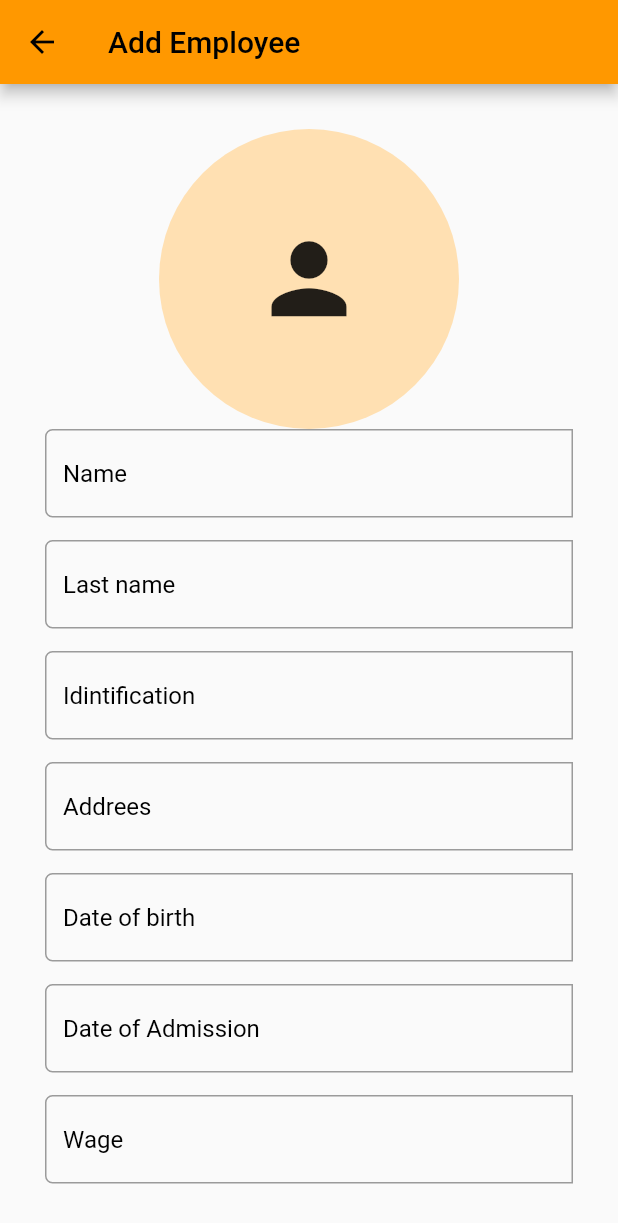
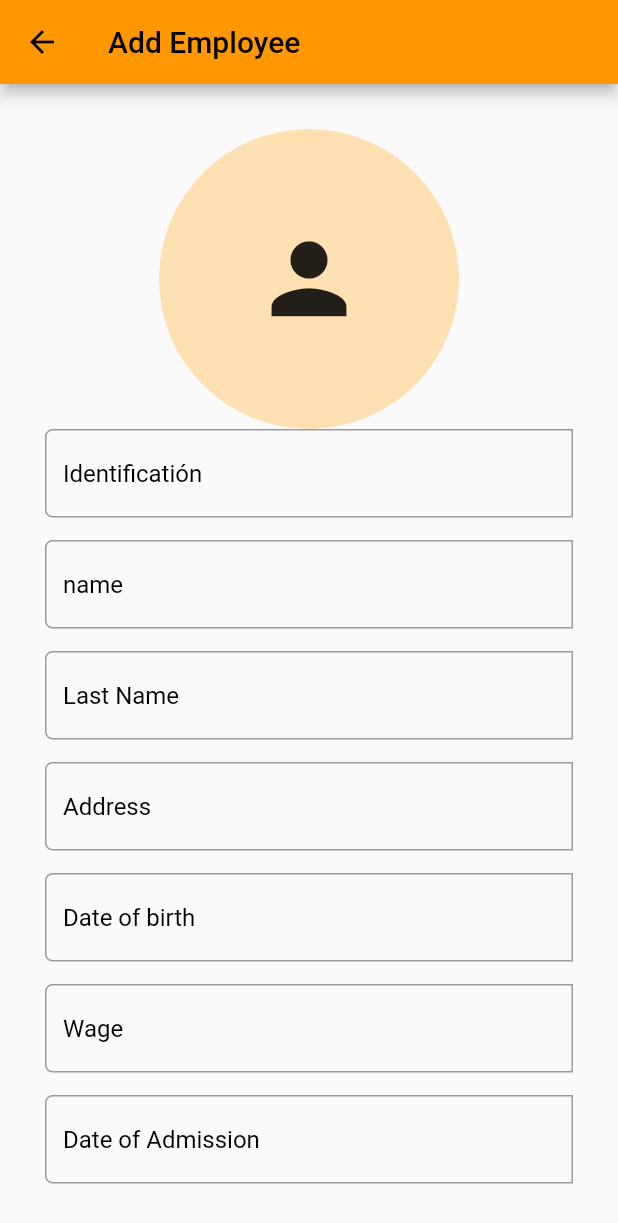
Before and after one commit to cripiii25/Final_app, a Flutter app: the screen it shows after launch, after a tap on the "person add" icon, on a phone screen of 412 x 824 dp. Shown: the top 1223 px of the screen. Run offline on Flutter 3.47's test engine with Material 2 defaults, Android fonts, the phone set to English and light mode, and no system bars; network calls fail; key blocks and very long unbroken strings in the code were emptied for the run.

```diff
--- a/lib/add_person.dart
+++ b/lib/add_person.dart
@@ -16,7 +16,7 @@ class _AddPersonState extends State<AddPerson> {
   var textEditingControllerLastName = TextEditingController();
   var textEditingControllerId = TextEditingController();
   var textEditingControllerAddress = TextEditingController();
-  var textEditingControllerDateOfBirth= TextEditingController();
+  var textEditingControllerDateOfBirth = TextEditingController();
   var textEditingControllerDateOfAdmission = TextEditingController();
   var textEditingControllerWage = TextEditingController();
 
@@ -31,58 +31,53 @@ class _AddPersonState extends State<AddPerson> {
         child: ListView(
           children: [
             CircleAvatar(
-              child: Icon(Icons.person, size: 75.0,),
+              child: Icon(
+                Icons.person,
+                size: 75.0,
+              ),
               maxRadius: 100.0,
+            ),
+            TextField(
+                controller: textEditingControllerId,
+                decoration: const InputDecoration(
+                    hintText: 'Identificatión',
+                    hintStyle: TextStyle(color: Colors.black),
+                    border: OutlineInputBorder(
+                        borderRadius: BorderRadius.horizontal(
+                            left: Radius.circular(5.0))))),
+            const SizedBox(
+              height: 15.0,
             ),
             TextField(
                 controller: textEditingControllerName,
                 decoration: const InputDecoration(
-                hintText: 'Name',
+                    hintText: 'name',
                     hintStyle: TextStyle(color: Colors.black),
                     border: OutlineInputBorder(
-                  borderRadius: BorderRadius.horizontal(left: Radius.circular(5.0))
-                )
-              )
-            ),
+                        borderRadius: BorderRadius.horizontal(
+                            left: Radius.circular(5.0))))),
             const SizedBox(
               height: 15.0,
             ),
             TextField(
                 controller: textEditingControllerLastName,
                 decoration: const InputDecoration(
-                hintText: 'Last name',
+                    hintText: 'Last Name',
                     hintStyle: TextStyle(color: Colors.black),
                     border: OutlineInputBorder(
-                  borderRadius: BorderRadius.horizontal(left: Radius.circular(5.0))
-                )
-              )
-            ),
-            const SizedBox(
-              height: 15.0,
-            ),
-            TextField(
-              controller: textEditingControllerId,
-              decoration: const InputDecoration(
-                hintText: 'Idintification',
-                hintStyle: TextStyle(color: Colors.black),
-                border: OutlineInputBorder(
-                  borderRadius: BorderRadius.horizontal(left: Radius.circular(5.0))
-                )
-              )
-            ),
+                        borderRadius: BorderRadius.horizontal(
+                            left: Radius.circular(5.0))))),
             const SizedBox(
               height: 15.0,
             ),
             TextField(
                 controller: textEditingControllerAddress,
                 decoration: const InputDecoration(
-                hintText: 'Addrees',
+                    hintText: 'Address',
                     hintStyle: TextStyle(color: Colors.black),
                     border: OutlineInputBorder(
-                  borderRadius: BorderRadius.horizontal(left: Radius.circular(5.0))
-                )
-              )
-            ),
+                        borderRadius: BorderRadius.horizontal(
+                            left: Radius.circular(5.0))))),
             const SizedBox(
               height: 15.0,
             ),
@@ -92,10 +87,19 @@ class _AddPersonState extends State<AddPerson> {
                     hintText: 'Date of birth',
                     hintStyle: TextStyle(color: Colors.black),
                     border: OutlineInputBorder(
-                  borderRadius: BorderRadius.horizontal(left: Radius.circular(5.0))
-                )
-              )
+                        borderRadius: BorderRadius.horizontal(
+                            left: Radius.circular(5.0))))),
+            const SizedBox(
+              height: 15.0,
             ),
+            TextField(
+                controller: textEditingControllerWage,
+                decoration: const InputDecoration(
+                    hintText: 'Wage',
+                    hintStyle: TextStyle(color: Colors.black),
+                    border: OutlineInputBorder(
+                        borderRadius: BorderRadius.horizontal(
+                            left: Radius.circular(5.0))))),
             const SizedBox(
               height: 15.0,
             ),
@@ -105,35 +109,50 @@ class _AddPersonState extends State<AddPerson> {
                     hintText: 'Date of Admission',
                     hintStyle: TextStyle(color: Colors.black),
                     border: OutlineInputBorder(
-                  borderRadius: BorderRadius.horizontal(left: Radius.circular(5.0))
-                )
-              )
-            ),
+                        borderRadius: BorderRadius.horizontal(
+                            left: Radius.circular(5.0))))),
             const SizedBox(
               height: 15.0,
             ),
-            TextField(
-              controller: textEditingControllerWage,
-              decoration: const InputDecoration(
-                hintText: 'Wage',
-                hintStyle: TextStyle(color: Colors.black),
-                border: OutlineInputBorder(
-                  borderRadius: BorderRadius.horizontal(left: Radius.circular(5.0))
-                )
-              )
-            ),
 
-            BotonGuardar()
+            ElevatedButton(
+                onPressed: () {
+                  callServiceCreatePerson(
+                      textEditingControllerId.text,
+                      textEditingControllerName.text,
+                      textEditingControllerLastName.text,
+                      textEditingControllerAddress.text,
+                      textEditingControllerDateOfBirth.text,
+                      textEditingControllerWage.text,
+                      textEditingControllerDateOfAdmission.text);
+                },
+                child: const Text('Save'))
           ],
-
         ),
       ),
     );
   }
-  void callServiceCreatePerson(String name, String lastName, String id, String address, String dateOfBirth, String dateOfAdmission, String wage) async {
-    var person = Person(name: name, lastName: lastName, id: id, address: address, dateOfBirth:dateOfBirth, dateOfAdmission:dateOfAdmission, wage:wage);
 
-    var url = Uri.parse('https://6186960dcd8530001765ab39.mockapi.io/:endpoint');
+  void callServiceCreatePerson(
+    String id,
+    String name,
+    String lastName,
+    String address,
+    String dateOfBirth,
+    String wage,
+    String dateOfAdmission,
+  ) async {
+    var person = Person(
+      id: id,
+      name: name,
+      lastName: lastName,
+      address: address,
+      dateOfBirth: dateOfBirth,
+      wage: wage,
+      dateOfAdmission: dateOfAdmission,
+    );
+
+    var url = Uri.parse('https://6186960dcd8530001765ab39.mockapi.io/');
     var personBody = jsonEncode(person);
 
     Response response = await http.post(
@@ -150,20 +169,3 @@ class _AddPersonState extends State<AddPerson> {
     }
   }
 }
-
-class BotonGuardar extends StatelessWidget {
-  const BotonGuardar({
-    Key? key,
-  }) : super(key: key);
-
-  @override
-  Widget build(BuildContext context) {
-    return Padding(
-      padding: const EdgeInsets.all(15.0),
-      child: ElevatedButton(
-            onPressed: () {
-            },
-            child: const Text('Save')),
-    );
-  }
-}
--- a/lib/card_widget.dart
+++ /dev/null
@@ -1,30 +0,0 @@
-import 'package:flutter/material.dart';
-
-class CardWidget extends StatelessWidget {
-  const CardWidget({Key? key, this.name, this.lastName, this.id, this.address, this.DateOfBirth, this.DateOfAdmission, this.wage}) : super(key: key);
-  final String? name;
-  final String? lastName;
-  final String? id;
-  final String? address;
-  final String? DateOfBirth;
-  final String? DateOfAdmission;
-  final String? wage;
-
-  @override
-  Widget build(BuildContext context) {
-    return Container(
-      child: Card(
-        elevation: 4.0,
-        margin: EdgeInsets.only(left: 20.0, right: 20.0, top: 10.0),
-        child: ListTile(
-          leading: Icon(Icons.person),
-          trailing: Icon(Icons.delete),
-          title: Text(
-            '$name $lastName'
-          ),
-          subtitle: Text('[ ID: $id ]' ' [ Addrres: $address ]' ' [ Date Birth: $DateOfBirth ]' ' [ Wage: $wage ]' ),
-        ),
-      ),
-    );
-  }
-}
--- a/lib/models/person.dart
+++ b/lib/models/person.dart
@@ -4,8 +4,9 @@ class Person {
   String? lastName;
   String? address;
   String? dateOfBirth;
+  String? wage;
   String? dateOfAdmission;
-  String? wage;
+
 
   Person({this.id, this.name, this.lastName, this.address, this.dateOfAdmission, this.dateOfBirth, this.wage});
 
--- a/lib/second_page.dart
+++ b/lib/second_page.dart
@@ -1,6 +1,10 @@
+import 'dart:convert';
+
 import 'package:final_app/add_person.dart';
-import 'package:final_app/card_widget.dart';
 import 'package:flutter/material.dart';
+import 'package:http/http.dart';
+
+import 'models/person.dart';
 
 class SecondPage extends StatefulWidget {
   @override
@@ -8,7 +12,9 @@ class SecondPage extends StatefulWidget {
 }
 
 class _SecondPageState extends State<SecondPage> {
-  var listPersons = [];
+  List<Person> listPersons = [];
+
+  get http => null;
   @override
   Widget build(BuildContext context) {
     return Scaffold(
@@ -17,28 +23,59 @@ class _SecondPageState extends State<SecondPage> {
         actions: [
           InkWell(
             child: Icon(Icons.person_add),
-            onTap: (){
-              Navigator.push(context,
-              MaterialPageRoute(builder: (context) => AddPerson()));
+            onTap: () {
+              Navigator.push(
+                  context,
+                  MaterialPageRoute(
+                      builder: (context) => AddPerson())).then((value) {
+                if (value) {
+                  callServiceGetListPersons();
+                }
+              });
             },
           )
         ],
       ),
-      body: Container(
-        child: ListTile(
-          subtitle: Column(children: [
-            CardWidget(
-              name: 'Juan Manuel',
-              lastName: 'Londoño González',
-              id: '1',
-              DateOfAdmission: '17/11/2021',
-              DateOfBirth: '02/06/2003',
-              address: 'Cl 79C CR F24',
-              wage: '3.000.000',
-            )
-          ],),
-        ),
+      body: ListView.builder(
+        itemCount: listPersons.length,
+        itemBuilder: (context, index) {
+          return Card(
+            elevation: 4.0,
+            margin: const EdgeInsets.only(left: 20.0, right: 20.0, top: 10.0),
+            child: ListTile(
+              leading: const Icon(Icons.person),
+              trailing: IconButton(
+                icon: const Icon(Icons.delete),
+                onPressed: () {
+                  //Agregar eliminar
+                },
+              ),
+              title: Text(
+                  '${listPersons[index].name} ${listPersons[index].lastName}'),
+              subtitle: Text(
+                  '${listPersons[index].id} ${listPersons[index].address}${listPersons[index].dateOfAdmission}${listPersons[index].dateOfAdmission}'),
+            ),
+          );
+        },
+      ),
+      floatingActionButton: FloatingActionButton(
+        child: Icon(Icons.update),
+        onPressed: () => callServiceGetListPersons(),
       ),
     );
   }
+
+  callServiceGetListPersons() async {
+    var url = Uri.parse('https://6186960dcd8530001765ab39.mockapi.io/');
+    Response response = await http.get(url);
+    if (response.statusCode >= 200 && response.statusCode <= 300) {
+      listPersons = (jsonDecode(response.body) as List).map((personJson) {
+        return Person.fromJson(personJson);
+      }).toList();
+
+      setState(() {});
+    } else {
+      print('Hubo un error');
+    }
+  }
 }
```
Lines whose indentation alone changed are shown as unchanged.
